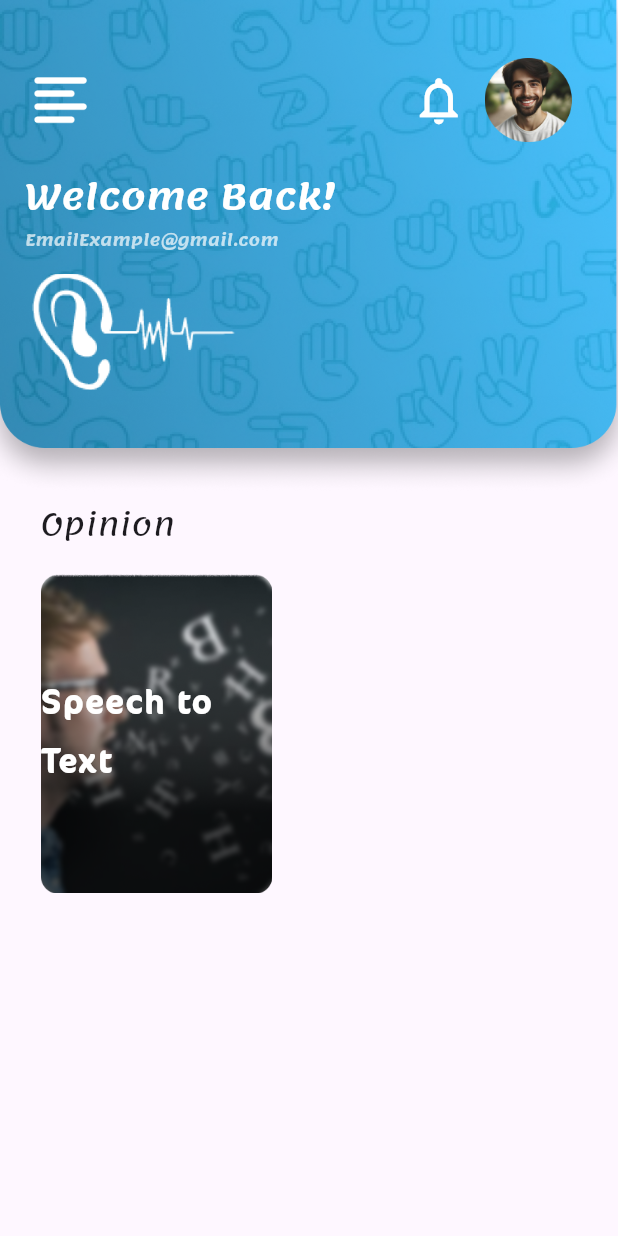
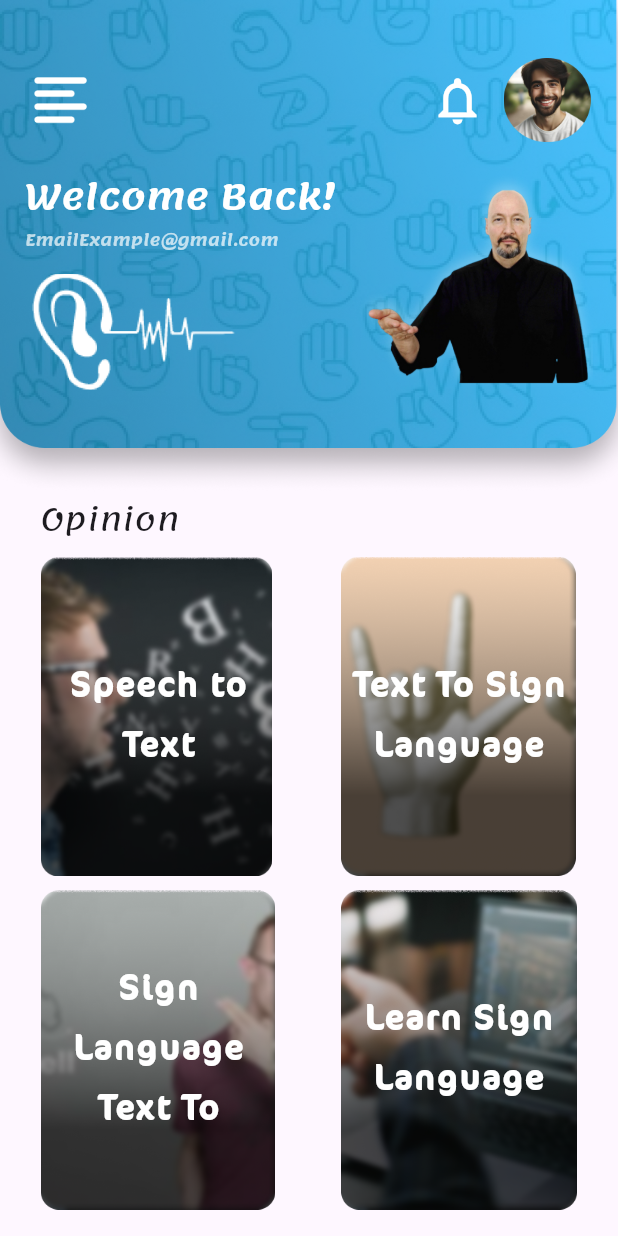
Before and after one commit to KareemTantawi/Symohony_Application, a Flutter app: the HomeScreen screen opened by its route, on a phone screen of 412 x 824 dp. Run offline on Flutter 3.47's test engine with Material 3 defaults, Android fonts, the phone set to English and light mode, and no system bars; our stand-ins replace animate_do, dio, flutter_screenutil, shared_preferences; accounts and stored records are empty.

Commit message:
finish the home screen

```diff
--- a/lib/features/auth/presentation/views/forget_pass_screen.dart
+++ b/lib/features/auth/presentation/views/forget_pass_screen.dart
@@ -76,7 +76,7 @@ class ForgetPassScreen extends StatelessWidget {
               duration: 600,
               child: AppDefaultButton(
                 onTap: () {
-                  context.pushName(Routes.resetPasswordScreen);
+                  context.pushReplacementNamed(Routes.resetPasswordScreen);
                 },
                 title: 'Send',
               ),
--- a/lib/features/auth/presentation/views/login_screen.dart
+++ b/lib/features/auth/presentation/views/login_screen.dart
@@ -102,6 +102,7 @@ class LoginScreen extends StatelessWidget {
                       child: AppDefaultButton(
                         onTap: () {
                           defaultShowDialogApp(context);
+                          context.pushAndRemoveUntil(Routes.homeScreen);
                         },
                         title: 'Login',
                       ),
@@ -110,7 +111,7 @@ class LoginScreen extends StatelessWidget {
                       child: AppDefaultTextButton(
                         onPressed: () {
                           // context.pushName(AppRoutes.signupScreen);
-                          context.pushName(Routes.registerScreen);
+                          context.pushReplacementNamed(Routes.registerScreen);
                         },
                         title: "Don't  have  an account ?",
                         size: 14,
--- a/lib/features/auth/presentation/views/register_screen.dart
+++ b/lib/features/auth/presentation/views/register_screen.dart
@@ -140,7 +140,7 @@ class SignupScreen extends StatelessWidget {
                     duration: 600,
                     child: AppDefaultButton(
                       onTap: () {
-                        context.pushName(Routes.homeScreen);
+                        context.pushAndRemoveUntil(Routes.homeScreen);
                       },
                       title: 'Sign Up',
                     ),
@@ -148,7 +148,7 @@ class SignupScreen extends StatelessWidget {
                   AppDefaultTextButton(
                     size: 14,
                     onPressed: () {
-                      context.pushName(Routes.loginScreen);
+                      context.pushReplacementNamed(Routes.loginScreen);
                     },
                     title: 'ِAlready have  an account ?',
                   ),
--- a/lib/features/auth/presentation/views/reset_pass_screen.dart
+++ b/lib/features/auth/presentation/views/reset_pass_screen.dart
@@ -32,21 +32,8 @@ class ResetPassScreen extends StatelessWidget {
                 ),
               ),
             ),
-            verticalSpace(20),
-            // const CustomFadeInLeft(
-            //   duration: 600,
-            //   child: Text(
-            //     textAlign: TextAlign.center,
-            //     'A password verification will be sent to your email. You should follow up on At',
-            //     style: TextStyle(
-            //       color: Color(0xff878787),
-            //       fontSize: 15,
-            //       fontWeight: FontWeightHelper.regular,
-            //       fontFamily: FontFamilyHelper.fontFamily1,
-            //     ),
-            //   ),
-            // ),
-            verticalSpace(30),
+            // verticalSpace(20),
+            verticalSpace(50),
             CustomFadeInLeft(
               duration: 600,
               child: Row(
--- a/lib/features/home/presentation/views/home_screen.dart
+++ b/lib/features/home/presentation/views/home_screen.dart
@@ -1,6 +1,7 @@
 import 'package:flutter/material.dart';
 import 'package:flutter_screenutil/flutter_screenutil.dart';
 import 'package:symphony_app/core/theme/font/font_family_helper.dart';
+import 'package:symphony_app/core/theme/image/app_image.dart';
 
 import 'package:symphony_app/core/utils/spacing.dart';
 import 'package:symphony_app/features/home/presentation/widgets/home_card.dart';
@@ -20,19 +21,19 @@ class HomeScreen extends StatelessWidget {
           Padding(
             padding: EdgeInsets.symmetric(
               horizontal: 26.w,
-              vertical: 6.h,
+              vertical: 3.h,
             ),
             child: Column(
               crossAxisAlignment: CrossAxisAlignment.start,
               children: [
-                Text(
+                const Text(
                   'Opinion',
                   style: TextStyle(
-                    fontSize: 20.sp,
+                    fontSize: 20,
                     fontFamily: FontFamilyHelper.fontFamily1,
                   ),
                 ),
-                verticalSpace(20),
+                verticalSpace(10),
                 // GridView.builder(
                 //     shrinkWrap: true,
                 //     physics: const NeverScrollableScrollPhysics(),
@@ -45,7 +46,37 @@ class HomeScreen extends StatelessWidget {
                 //     itemBuilder: (context, index) {
                 //       return const HomeCard();
                 //     }),
-                const HomeCard(),
+                Row(
+                  mainAxisAlignment: MainAxisAlignment.spaceBetween,
+                  children: [
+                    HomeCard(
+                      onTap: () {},
+                      image: AppImages.card1,
+                      title: 'Speech to Text',
+                    ),
+                    HomeCard(
+                      onTap: () {},
+                      image: AppImages.card2,
+                      title: 'Text To Sign Language',
+                    ),
+                  ],
+                ),
+                verticalSpace(10),
+                Row(
+                  mainAxisAlignment: MainAxisAlignment.spaceBetween,
+                  children: [
+                    HomeCard(
+                      onTap: () {},
+                      image: AppImages.card3,
+                      title: 'Sign Language Text To',
+                    ),
+                    HomeCard(
+                      onTap: () {},
+                      image: AppImages.card4,
+                      title: 'Learn Sign Language',
+                    ),
+                  ],
+                ),
               ],
             ),
           )
--- a/lib/features/home/presentation/widgets/home_card.dart
+++ b/lib/features/home/presentation/widgets/home_card.dart
@@ -4,11 +4,20 @@ import 'package:symphony_app/core/theme/font/font_family_helper.dart';
 import 'package:symphony_app/core/theme/image/app_image.dart';
 
 class HomeCard extends StatelessWidget {
-  const HomeCard({super.key});
-
+  HomeCard({
+    super.key,
+    required this.image,
+    required this.title,
+    required this.onTap,
+  });
+  final String image;
+  final String title;
+  void Function()? onTap;
   @override
   Widget build(BuildContext context) {
-    return Container(
+    return InkWell(
+      onTap: onTap,
+      child: Container(
         height: 220.h,
         width: 150.w,
         decoration: BoxDecoration(
@@ -18,22 +27,24 @@ class HomeCard extends StatelessWidget {
         child: Stack(
           children: [
             Image.asset(
-            AppImages.card1,
+              image,
               fit: BoxFit.fill,
               height: 220.h,
             ),
             Center(
               child: Text(
-              'Speech to Text',
-              style: TextStyle(
+                title,
+                textAlign: TextAlign.center,
+                style: const TextStyle(
                   color: Colors.white,
-                fontSize: 28.sp,
+                  fontSize: 28,
                   fontFamily: FontFamilyHelper.fontFamily2,
                 ),
               ),
             )
           ],
         ),
+      ),
     );
   }
 }
--- a/lib/features/home/presentation/widgets/home_container.dart
+++ b/lib/features/home/presentation/widgets/home_container.dart
@@ -13,12 +13,11 @@ class HomeContainer extends StatelessWidget {
   @override
   Widget build(BuildContext context) {
     return Container(
-      // height: context.height * .4,
       width: double.infinity,
-      decoration: const BoxDecoration(
+      decoration: BoxDecoration(
         borderRadius: BorderRadius.only(
-          bottomLeft: Radius.circular(36),
-          bottomRight: Radius.circular(36),
+          bottomLeft: Radius.circular(36.r),
+          bottomRight: Radius.circular(36.r),
         ),
       ),
       child: Stack(
@@ -44,7 +43,7 @@ class HomeContainer extends StatelessWidget {
                         width: 45.w,
                       ),
                     ),
-                    horizontalSpace(200),
+                    const Spacer(),
                     Icon(
                       Icons.notifications_none,
                       color: Colors.white,
@@ -62,7 +61,9 @@ class HomeContainer extends StatelessWidget {
                   ],
                 ),
                 verticalSpace(20),
-                Row(
+                IntrinsicHeight(
+                  child: Row(
+                    crossAxisAlignment: CrossAxisAlignment.stretch,
                     children: [
                       Expanded(
                         child: Column(
@@ -96,13 +97,19 @@ class HomeContainer extends StatelessWidget {
                           ],
                         ),
                       ),
-                    // Image.asset(
-                    //   AppImages.homeManPhoto,
-                    //   height: 180.h,
-                    //   width: 180.w,
-                    // ),
+                      Container(
+                        width: 160,
+                        // color: Colors.red,
+                        decoration: const BoxDecoration(
+                          image: DecorationImage(
+                            image: AssetImage(AppImages.homeManPhoto),
+                            fit: BoxFit.cover,
+                          ),
+                        ),
+                      ),
                     ],
-                )
+                  ),
+                ),
               ],
             ),
           ),
```
Lines whose indentation alone changed are shown as unchanged.
